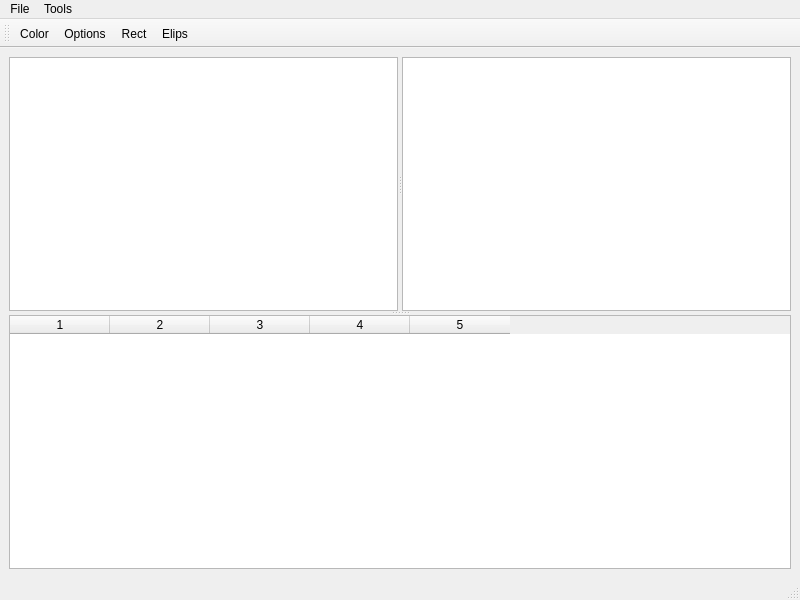
Qt form mainwindow.ui (Dimitil/QtCourse_paint) before a commit.
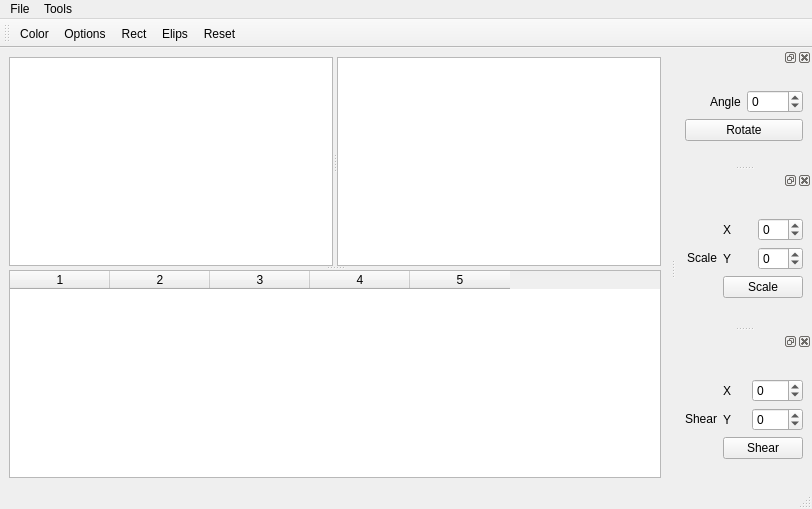
The same form after that commit.

Commit message: added dockwidget with scale, rotate and shear functions

What changed in the file:
```diff
--- a/mainwindow.ui
+++ b/mainwindow.ui
@@ -6,16 +6,16 @@
    <rect>
     <x>0</x>
     <y>0</y>
-    <width>800</width>
-    <height>600</height>
+    <width>812</width>
+    <height>509</height>
    </rect>
   </property>
   <property name="windowTitle">
    <string>MainWindow</string>
   </property>
   <widget class="QWidget" name="centralwidget">
-   <layout class="QHBoxLayout" name="horizontalLayout">
-    <item>
+   <layout class="QGridLayout" name="gridLayout">
+    <item row="0" column="0">
      <widget class="QSplitter" name="splitter_2">
       <property name="orientation">
        <enum>Qt::Vertical</enum>
@@ -55,7 +55,7 @@
     <rect>
      <x>0</x>
      <y>0</y>
-     <width>800</width>
+     <width>812</width>
      <height>21</height>
     </rect>
    </property>
@@ -92,6 +92,212 @@
    <addaction name="actionOptions"/>
    <addaction name="actionRect"/>
    <addaction name="actionElips"/>
+   <addaction name="actionReset"/>
+  </widget>
+  <widget class="QDockWidget" name="dockWidget_14">
+   <property name="sizePolicy">
+    <sizepolicy hsizetype="Preferred" vsizetype="Preferred">
+     <horstretch>1</horstretch>
+     <verstretch>0</verstretch>
+    </sizepolicy>
+   </property>
+   <attribute name="dockWidgetArea">
+    <number>2</number>
+   </attribute>
+   <widget class="QWidget" name="dockWidgetContents_14">
+    <layout class="QGridLayout" name="gridLayout_2">
+     <item row="0" column="0">
+      <layout class="QVBoxLayout" name="verticalLayout">
+       <item>
+        <layout class="QHBoxLayout" name="horizontalLayout">
+         <item alignment="Qt::AlignRight">
+          <widget class="QLabel" name="label">
+           <property name="text">
+            <string>Angle</string>
+           </property>
+          </widget>
+         </item>
+         <item>
+          <widget class="QSpinBox" name="angleSpinBox">
+           <property name="minimum">
+            <number>-180</number>
+           </property>
+           <property name="maximum">
+            <number>180</number>
+           </property>
+          </widget>
+         </item>
+        </layout>
+       </item>
+       <item>
+        <widget class="QPushButton" name="rotatePushButton">
+         <property name="text">
+          <string>Rotate</string>
+         </property>
+        </widget>
+       </item>
+      </layout>
+     </item>
+    </layout>
+   </widget>
+  </widget>
+  <widget class="QDockWidget" name="dockWidget_15">
+   <property name="sizePolicy">
+    <sizepolicy hsizetype="Preferred" vsizetype="Preferred">
+     <horstretch>1</horstretch>
+     <verstretch>0</verstretch>
+    </sizepolicy>
+   </property>
+   <attribute name="dockWidgetArea">
+    <number>2</number>
+   </attribute>
+   <widget class="QWidget" name="dockWidgetContents_15">
+    <layout class="QGridLayout" name="gridLayout_3">
+     <item row="0" column="0">
+      <layout class="QHBoxLayout" name="horizontalLayout_4">
+       <item alignment="Qt::AlignRight">
+        <widget class="QLabel" name="label_2">
+         <property name="text">
+          <string>Scale</string>
+         </property>
+        </widget>
+       </item>
+       <item>
+        <layout class="QVBoxLayout" name="verticalLayout_2">
+         <item>
+          <layout class="QHBoxLayout" name="horizontalLayout_2">
+           <item>
+            <widget class="QLabel" name="label_3">
+             <property name="text">
+              <string>X</string>
+             </property>
+            </widget>
+           </item>
+           <item>
+            <widget class="QSpinBox" name="xScaleSpinBox">
+             <property name="minimum">
+              <number>-10</number>
+             </property>
+             <property name="maximum">
+              <number>10</number>
+             </property>
+            </widget>
+           </item>
+          </layout>
+         </item>
+         <item>
+          <layout class="QHBoxLayout" name="horizontalLayout_3">
+           <item>
+            <widget class="QLabel" name="label_4">
+             <property name="text">
+              <string>Y</string>
+             </property>
+            </widget>
+           </item>
+           <item>
+            <widget class="QSpinBox" name="yScaleSpinBox">
+             <property name="minimum">
+              <number>-10</number>
+             </property>
+             <property name="maximum">
+              <number>10</number>
+             </property>
+            </widget>
+           </item>
+          </layout>
+         </item>
+         <item>
+          <widget class="QPushButton" name="scalePushButton">
+           <property name="text">
+            <string>Scale</string>
+           </property>
+          </widget>
+         </item>
+        </layout>
+       </item>
+      </layout>
+     </item>
+    </layout>
+   </widget>
+  </widget>
+  <widget class="QDockWidget" name="dockWidget_17">
+   <property name="sizePolicy">
+    <sizepolicy hsizetype="Preferred" vsizetype="Preferred">
+     <horstretch>1</horstretch>
+     <verstretch>0</verstretch>
+    </sizepolicy>
+   </property>
+   <attribute name="dockWidgetArea">
+    <number>2</number>
+   </attribute>
+   <widget class="QWidget" name="dockWidgetContents_17">
+    <layout class="QGridLayout" name="gridLayout_4">
+     <item row="0" column="0">
+      <layout class="QHBoxLayout" name="horizontalLayout_7">
+       <item alignment="Qt::AlignRight">
+        <widget class="QLabel" name="label_7">
+         <property name="text">
+          <string>Shear</string>
+         </property>
+        </widget>
+       </item>
+       <item>
+        <layout class="QVBoxLayout" name="verticalLayout_3">
+         <item>
+          <layout class="QHBoxLayout" name="horizontalLayout_5">
+           <item>
+            <widget class="QLabel" name="label_5">
+             <property name="text">
+              <string>X</string>
+             </property>
+            </widget>
+           </item>
+           <item>
+            <widget class="QSpinBox" name="xShearSpinBox">
+             <property name="minimum">
+              <number>-180</number>
+             </property>
+             <property name="maximum">
+              <number>180</number>
+             </property>
+            </widget>
+           </item>
+          </layout>
+         </item>
+         <item>
+          <layout class="QHBoxLayout" name="horizontalLayout_6">
+           <item>
+            <widget class="QLabel" name="label_6">
+             <property name="text">
+              <string>Y</string>
+             </property>
+            </widget>
+           </item>
+           <item>
+            <widget class="QSpinBox" name="yShearSpinBox">
+             <property name="minimum">
+              <number>-180</number>
+             </property>
+             <property name="maximum">
+              <number>180</number>
+             </property>
+            </widget>
+           </item>
+          </layout>
+         </item>
+         <item>
+          <widget class="QPushButton" name="shearPushButton">
+           <property name="text">
+            <string>Shear</string>
+           </property>
+          </widget>
+         </item>
+        </layout>
+       </item>
+      </layout>
+     </item>
+    </layout>
+   </widget>
   </widget>
   <action name="actionColor">
    <property name="text">
@@ -119,6 +325,11 @@
     <string>Elips</string>
    </property>
   </action>
+  <action name="actionReset">
+   <property name="text">
+    <string>Reset</string>
+   </property>
+  </action>
  </widget>
  <resources/>
  <connections/>
```
Left out of the diff: 1 changed line with no effect on the pictures. The commit also changes 2 other files.
